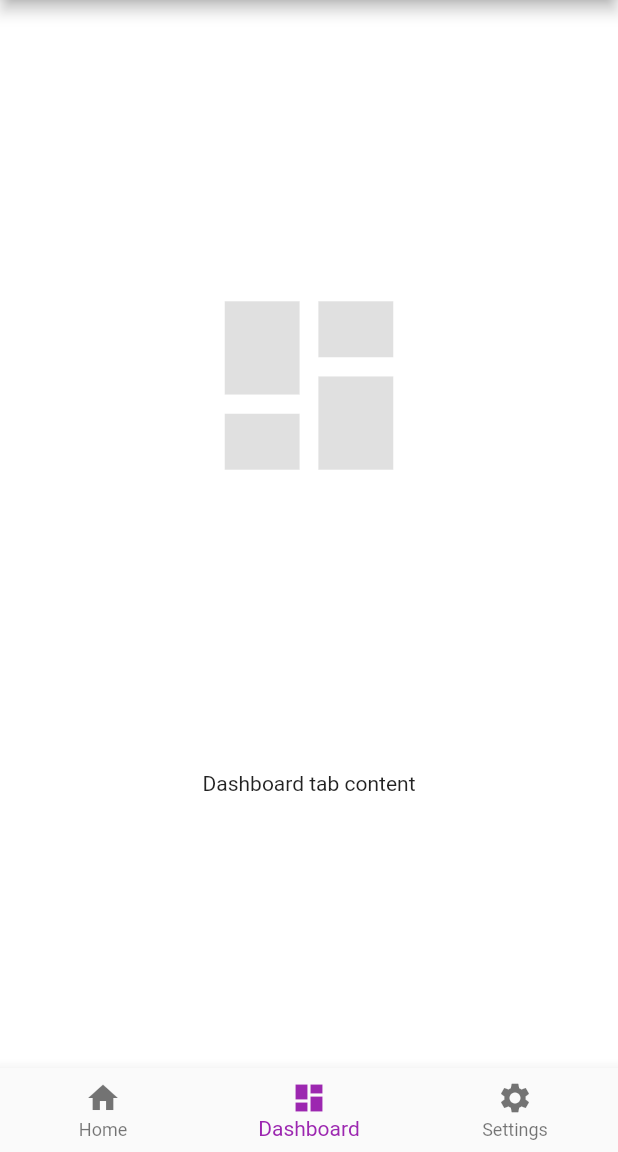
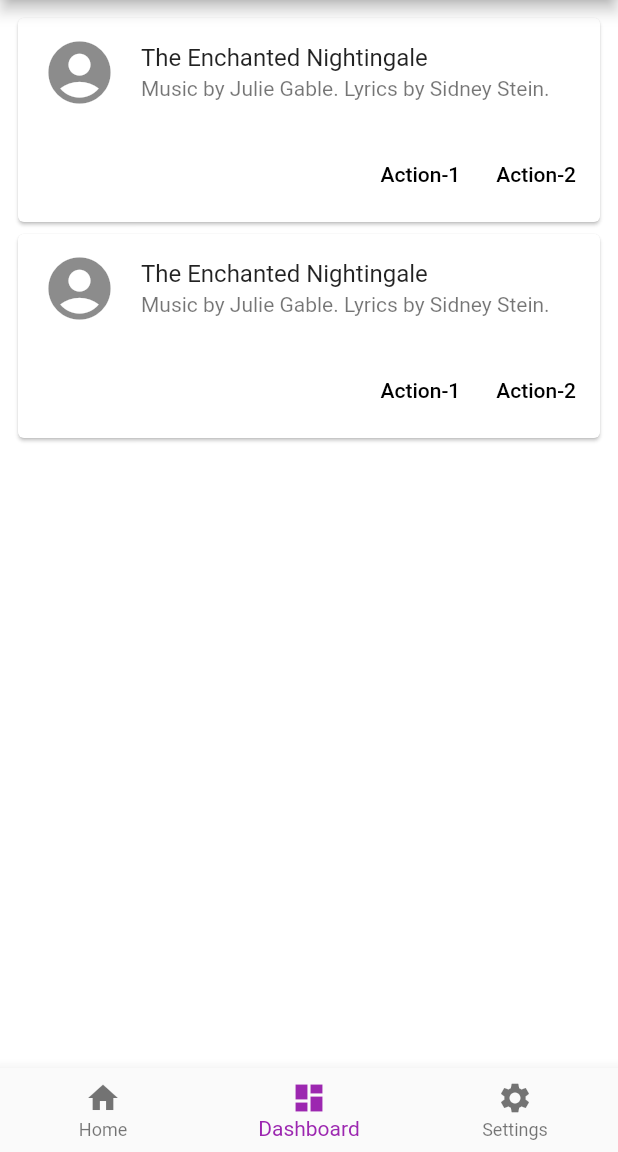
Before and after one commit to hvpulok/flutter_poc, a Flutter app: the HomeTabs screen opened directly, swiped to page 2, on a phone screen of 412 x 824 dp, the part 84-1236 px from its top. Run offline on Flutter 3.47's test engine with Material 2 defaults, Android fonts, the phone set to English and light mode, and no system bars; our stand-ins replace font_awesome_flutter; project files that could hold a hidden picture were left out.

Commit message:
Update dashboard

```diff
--- a/lib/home-page/tabs/dashboard.dart
+++ b/lib/home-page/tabs/dashboard.dart
@@ -3,17 +3,69 @@ import 'package:flutter/material.dart';
 class Dashboard extends StatelessWidget {
   @override
   Widget build(BuildContext context) => new Container(
-    child: new Column(
-      crossAxisAlignment: CrossAxisAlignment.center,
-      mainAxisAlignment: MainAxisAlignment.spaceEvenly,
-      children: <Widget>[
-        new Icon(
-          Icons.dashboard,
-          size: 150.0,
-          color: Colors.black12
+        child: Padding(
+          padding: const EdgeInsets.all(8.0),
+          child: new Column(
+              crossAxisAlignment: CrossAxisAlignment.center,
+              mainAxisAlignment: MainAxisAlignment.start,
+              children: <Widget>[
+                Card(
+                  child: Column(
+                    mainAxisSize: MainAxisSize.min,
+                    children: <Widget>[
+                      const ListTile(
+                        leading: Icon(Icons.account_circle, size: 50),
+                        title: Text('The Enchanted Nightingale'),
+                        subtitle: Text(
+                            'Music by Julie Gable. Lyrics by Sidney Stein.'),
+                      ),
+                      ButtonTheme.bar(
+                        // make buttons use the appropriate styles for cards
+                        child: ButtonBar(
+                          children: <Widget>[
+                            FlatButton(
+                              child: const Text('Action-1'),
+                              onPressed: () {/* ... */},
+                            ),
+                            FlatButton(
+                              child: const Text('Action-2'),
+                              onPressed: () {/* ... */},
+                            ),
+                          ],
+                        ),
+                      ),
+                    ],
+                  ),
+                ),
+                Card(
+                  child: Column(
+                    mainAxisSize: MainAxisSize.min,
+                    children: <Widget>[
+                      const ListTile(
+                        leading: Icon(Icons.account_circle, size: 50),
+                        title: Text('The Enchanted Nightingale'),
+                        subtitle: Text(
+                            'Music by Julie Gable. Lyrics by Sidney Stein.'),
+                      ),
+                      ButtonTheme.bar(
+                        // make buttons use the appropriate styles for cards
+                        child: ButtonBar(
+                          children: <Widget>[
+                            FlatButton(
+                              child: const Text('Action-1'),
+                              onPressed: () {/* ... */},
+                            ),
+                            FlatButton(
+                              child: const Text('Action-2'),
+                              onPressed: () {/* ... */},
+                            ),
+                          ],
+                        ),
+                      ),
+                    ],
+                  ),
+                ),
+              ]),
         ),
-        new Text('Dashboard tab content')
-      ]
-    ),
-  );
+      );
 }
```
